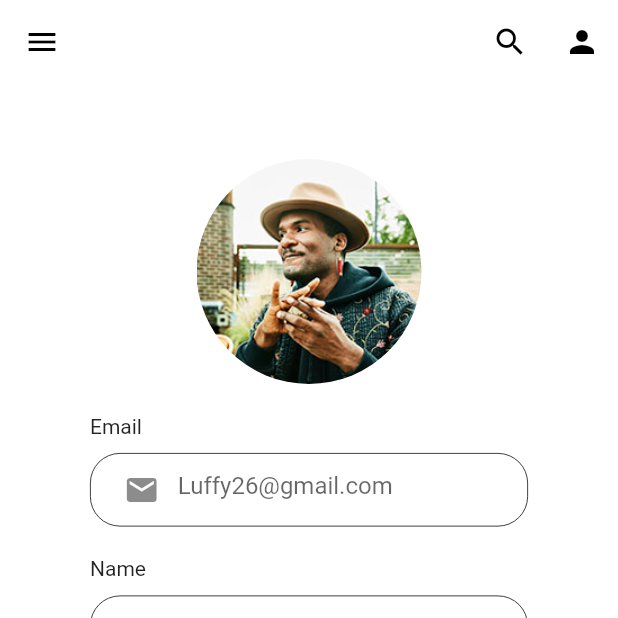
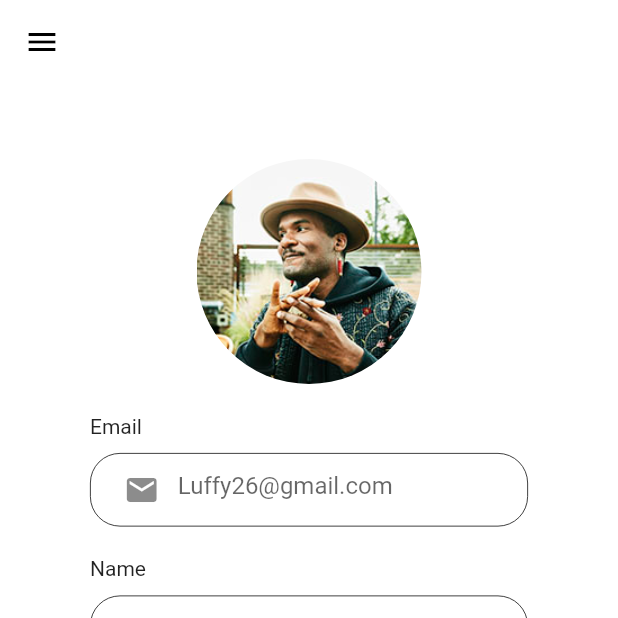
Before and after one commit to syaifqr/Aplikasi_Tempat_Wisata, a Flutter app: the Profil screen opened by its route, on a phone screen of 412 x 824 dp, the top half of it. Run offline on Flutter 3.47's test engine with Material 2 defaults, Android fonts, the phone set to English and light mode, and no system bars.

Commit message:
Update profil.dart

```diff
--- a/project_uas_flutter/lib/screens/profil.dart
+++ b/project_uas_flutter/lib/screens/profil.dart
@@ -24,16 +24,6 @@ class _ProfilState extends State<Profil> {
               );
             },
           ),
-          actions: <Widget>[
-            IconButton(
-              icon: Icon(Icons.search, color: Colors.black),
-              onPressed: () {},
-            ),
-            IconButton(
-              icon: Icon(Icons.person, color: Colors.black),
-              onPressed: () {},
-            )
-          ],
         ),
         body: SingleChildScrollView(
           child: Column(
```
